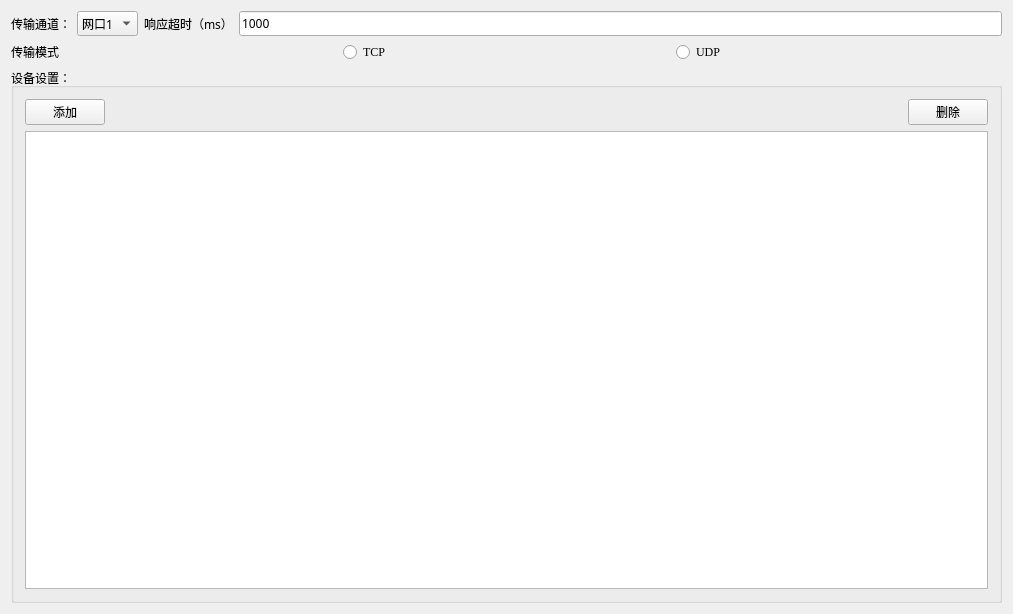
wojiaoguowei/modbus, file QtWidgetsClass.ui: the form before one commit.
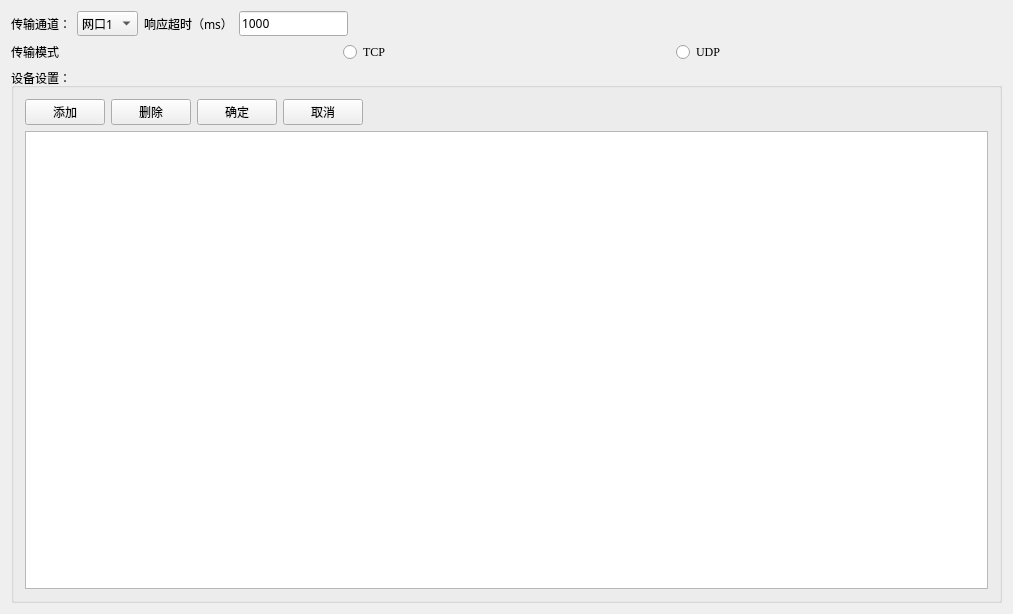
The form after the commit.

Diff of the .ui file:
```diff
--- a/QtWidgetsClass.ui
+++ b/QtWidgetsClass.ui
@@ -80,6 +80,84 @@
        </property>
       </widget>
      </item>
+     <item>
+      <spacer name="horizontalSpacer_7">
+       <property name="orientation">
+        <enum>Qt::Horizontal</enum>
+       </property>
+       <property name="sizeHint" stdset="0">
+        <size>
+         <width>40</width>
+         <height>20</height>
+        </size>
+       </property>
+      </spacer>
+     </item>
+     <item>
+      <spacer name="horizontalSpacer_6">
+       <property name="orientation">
+        <enum>Qt::Horizontal</enum>
+       </property>
+       <property name="sizeHint" stdset="0">
+        <size>
+         <width>40</width>
+         <height>20</height>
+        </size>
+       </property>
+      </spacer>
+     </item>
+     <item>
+      <spacer name="horizontalSpacer_5">
+       <property name="orientation">
+        <enum>Qt::Horizontal</enum>
+       </property>
+       <property name="sizeHint" stdset="0">
+        <size>
+         <width>40</width>
+         <height>20</height>
+        </size>
+       </property>
+      </spacer>
+     </item>
+     <item>
+      <spacer name="horizontalSpacer_4">
+       <property name="orientation">
+        <enum>Qt::Horizontal</enum>
+       </property>
+       <property name="sizeHint" stdset="0">
+        <size>
+         <width>40</width>
+         <height>20</height>
+        </size>
+       </property>
+      </spacer>
+     </item>
+     <item>
+      <spacer name="horizontalSpacer_3">
+       <property name="orientation">
+        <enum>Qt::Horizontal</enum>
+       </property>
+       <property name="sizeHint" stdset="0">
+        <size>
+         <width>40</width>
+         <height>20</height>
+        </size>
+       </property>
+      </spacer>
+     </item>
+     <item>
+      <spacer name="horizontalSpacer_2">
+       <property name="orientation">
+        <enum>Qt::Horizontal</enum>
+       </property>
+       <property name="sizeHint" stdset="0">
+        <size>
+         <width>40</width>
+         <height>20</height>
+        </size>
+       </property>
+      </spacer>
+     </item>
     </layout>
    </item>
    <item>
@@ -148,6 +226,27 @@
             </property>
            </widget>
           </item>
+          <item>
+           <widget class="QPushButton" name="pushButton_2">
+            <property name="text">
+             <string>删除</string>
+            </property>
+           </widget>
+          </item>
+          <item>
+           <widget class="QPushButton" name="pushButton_3">
+            <property name="text">
+             <string>确定</string>
+            </property>
+           </widget>
+          </item>
+          <item>
+           <widget class="QPushButton" name="pushButton_4">
+            <property name="text">
+             <string>取消</string>
+            </property>
+           </widget>
+          </item>
           <item>
            <spacer name="horizontalSpacer">
             <property name="orientation">
@@ -161,13 +260,6 @@
             </property>
            </spacer>
           </item>
-          <item>
-           <widget class="QPushButton" name="pushButton_2">
-            <property name="text">
-             <string>删除</string>
-            </property>
-           </widget>
-          </item>
          </layout>
         </item>
         <item>
```
